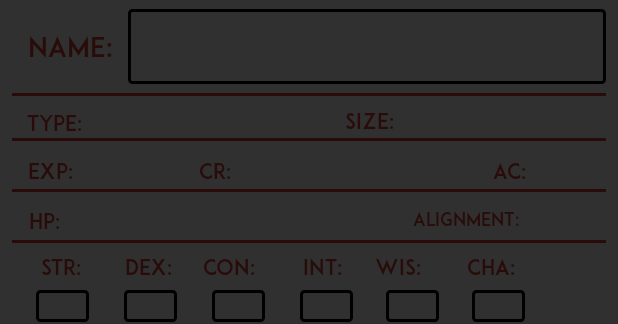
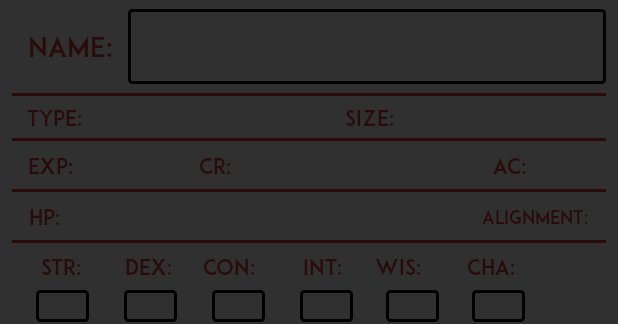
Before and after one commit to Twood76/dnd-mini, an Android app: the layout fragment_tab1.xml on its own in the app's theme, with its tools: preview values and no code run, on a phone screen of 412 x 824 dp. Shown: the top 324 px of the screen. Run offline under Robolectric (Android 15) with nearby library versions, the phone set to English and light mode, and no system bars; network calls fail; Roboto replaces fonts that are not available here.

Commit message:
Tab1 Design
Dodao alignmente u tekstualnom obliku i uredio dizajn

```diff
--- a/v0.026 - savingthrows_dizajn/DnD/app/src/main/res/layout/fragment_tab1.xml
+++ b/v0.026 - savingthrows_dizajn/DnD/app/src/main/res/layout/fragment_tab1.xml
@@ -18,7 +18,7 @@
             android:id="@+id/textView47"
             android:layout_width="78dp"
             android:layout_height="21dp"
-            android:layout_marginEnd="8dp"
+            android:layout_marginBottom="8dp"
             android:layout_marginTop="8dp"
             android:autoSizeMaxTextSize="20dp"
             android:autoSizeMinTextSize="5dp"
@@ -31,25 +31,31 @@
             android:textColor="@color/very_Dark_crimson"
             android:textSize="12sp"
             app:fontFamily="@font/adam"
+            app:layout_constraintBottom_toBottomOf="@+id/view4"
             app:layout_constraintEnd_toStartOf="@+id/alignment_monstera"
             app:layout_constraintTop_toBottomOf="@+id/view3" />
 
         <TextView
             android:id="@+id/alignment_monstera"
-            android:layout_width="38dp"
-            android:layout_height="19dp"
+            android:layout_width="wrap_content"
+            android:layout_height="wrap_content"
+            android:layout_marginBottom="8dp"
             android:layout_marginEnd="16dp"
             android:layout_marginTop="8dp"
-            android:autoSizeMaxTextSize="10dp"
-            android:autoSizeMinTextSize="25dp"
-            android:autoSizeStepGranularity="2dp"
+            android:autoSizeMaxTextSize="5sp"
+            android:autoSizeMinTextSize="3sp"
+            android:autoSizeStepGranularity="1sp"
+            android:autoSizeTextType="uniform"
             android:autoText="true"
             android:fontFamily="@font/adam"
             android:gravity="center_vertical"
+            android:maxWidth="120dp"
             android:textAlignment="center"
             android:textColor="@color/very_Dark_crimson"
             android:textSize="12sp"
+            android:textStyle="italic"
             app:fontFamily="@font/adam"
+            app:layout_constraintBottom_toBottomOf="@+id/view4"
             app:layout_constraintEnd_toEndOf="parent"
             app:layout_constraintTop_toBottomOf="@+id/view3" />
 
@@ -558,6 +564,7 @@
             android:id="@+id/textView6"
             android:layout_width="37dp"
             android:layout_height="18dp"
+            android:layout_marginBottom="8dp"
             android:layout_marginEnd="8dp"
             android:layout_marginStart="20dp"
             android:layout_marginTop="8dp"
@@ -568,6 +575,7 @@
             android:textColor="@color/very_Dark_crimson"
             android:textSize="14sp"
             app:fontFamily="@font/adam"
+            app:layout_constraintBottom_toBottomOf="@+id/view2"
             app:layout_constraintEnd_toStartOf="@+id/size_monster"
             app:layout_constraintStart_toEndOf="@+id/type_monster"
             app:layout_constraintTop_toBottomOf="@+id/view" />
@@ -576,6 +584,7 @@
             android:id="@+id/textView8"
             android:layout_width="40dp"
             android:layout_height="21dp"
+            android:layout_marginBottom="8dp"
             android:layout_marginStart="16dp"
             android:layout_marginTop="8dp"
             android:fontFamily="@font/adam"
@@ -585,6 +594,7 @@
             android:textColor="@color/very_Dark_crimson"
             android:textSize="14sp"
             app:fontFamily="@font/adam"
+            app:layout_constraintBottom_toBottomOf="@+id/view2"
             app:layout_constraintStart_toStartOf="parent"
             app:layout_constraintTop_toBottomOf="@+id/view" />
 
@@ -592,8 +602,9 @@
             android:id="@+id/textView16"
             android:layout_width="35dp"
             android:layout_height="21dp"
+            android:layout_marginBottom="8dp"
             android:layout_marginStart="16dp"
-            android:layout_marginTop="10dp"
+            android:layout_marginTop="8dp"
             android:fontFamily="@font/adam"
             android:gravity="center_vertical"
             android:text="EXP:"
@@ -601,6 +612,7 @@
             android:textColor="@color/very_Dark_crimson"
             android:textSize="14sp"
             app:fontFamily="@font/adam"
+            app:layout_constraintBottom_toBottomOf="@+id/view3"
             app:layout_constraintStart_toStartOf="parent"
             app:layout_constraintTop_toBottomOf="@+id/view2" />
 
@@ -608,8 +620,9 @@
             android:id="@+id/textView11"
             android:layout_width="25dp"
             android:layout_height="21dp"
+            android:layout_marginBottom="8dp"
             android:layout_marginStart="8dp"
-            android:layout_marginTop="10dp"
+            android:layout_marginTop="8dp"
             android:fontFamily="@font/adam"
             android:gravity="center_vertical"
             android:text="CR:"
@@ -617,6 +630,7 @@
             android:textColor="@color/very_Dark_crimson"
             android:textSize="14sp"
             app:fontFamily="@font/adam"
+            app:layout_constraintBottom_toBottomOf="@+id/view3"
             app:layout_constraintStart_toEndOf="@+id/exp_monstera"
             app:layout_constraintTop_toBottomOf="@+id/view2" />
 
@@ -713,6 +727,7 @@
             android:id="@+id/textView12"
             android:layout_width="27dp"
             android:layout_height="24dp"
+            android:layout_marginBottom="8dp"
             android:layout_marginLeft="16dp"
             android:layout_marginTop="8dp"
             android:fontFamily="@font/adam"
@@ -722,6 +737,7 @@
             android:textColor="@color/very_Dark_crimson"
             android:textSize="14sp"
             app:fontFamily="@font/adam"
+            app:layout_constraintBottom_toBottomOf="@+id/view4"
             app:layout_constraintLeft_toLeftOf="parent"
             app:layout_constraintTop_toBottomOf="@+id/view3" />
 
@@ -729,8 +745,9 @@
             android:id="@+id/textView13"
             android:layout_width="25dp"
             android:layout_height="21dp"
+            android:layout_marginBottom="8dp"
             android:layout_marginEnd="8dp"
-            android:layout_marginTop="10dp"
+            android:layout_marginTop="8dp"
             android:fontFamily="@font/adam"
             android:gravity="center_vertical"
             android:text="AC:"
@@ -738,6 +755,7 @@
             android:textColor="@color/very_Dark_crimson"
             android:textSize="14sp"
             app:fontFamily="@font/adam"
+            app:layout_constraintBottom_toBottomOf="@+id/view3"
             app:layout_constraintEnd_toStartOf="@+id/Ac_monstera"
             app:layout_constraintTop_toBottomOf="@+id/view2" />
 
@@ -745,14 +763,16 @@
             android:id="@+id/CR_monstera"
             android:layout_width="36dp"
             android:layout_height="21dp"
+            android:layout_marginBottom="8dp"
             android:layout_marginStart="8dp"
-            android:layout_marginTop="10dp"
+            android:layout_marginTop="8dp"
             android:fontFamily="@font/adam"
             android:gravity="center_vertical"
             android:textAlignment="textStart"
             android:textColor="@color/very_Dark_crimson"
             android:textSize="14sp"
             app:fontFamily="@font/adam"
+            app:layout_constraintBottom_toBottomOf="@+id/view3"
             app:layout_constraintStart_toEndOf="@+id/textView11"
             app:layout_constraintTop_toBottomOf="@+id/view2" />
 
@@ -760,7 +780,7 @@
             android:id="@+id/HP_monstera"
             android:layout_width="0dp"
             android:layout_height="21dp"
-            android:layout_marginStart="12dp"
+            android:layout_marginBottom="8dp"
             android:layout_marginTop="8dp"
             android:fontFamily="@font/adam"
             android:gravity="center_vertical"
@@ -768,6 +788,7 @@
             android:textColor="@color/very_Dark_crimson"
             android:textSize="14sp"
             app:fontFamily="@font/adam"
+            app:layout_constraintBottom_toBottomOf="@+id/view4"
             app:layout_constraintStart_toEndOf="@+id/textView12"
             app:layout_constraintTop_toBottomOf="@+id/view3" />
 
@@ -775,14 +796,16 @@
             android:id="@+id/Ac_monstera"
             android:layout_width="36dp"
             android:layout_height="21dp"
+            android:layout_marginBottom="8dp"
             android:layout_marginEnd="16dp"
-            android:layout_marginTop="10dp"
+            android:layout_marginTop="8dp"
             android:fontFamily="@font/adam"
             android:gravity="center_vertical"
             android:textAlignment="textStart"
             android:textColor="@color/very_Dark_crimson"
             android:textSize="14sp"
             app:fontFamily="@font/adam"
+            app:layout_constraintBottom_toBottomOf="@+id/view3"
             app:layout_constraintEnd_toEndOf="parent"
             app:layout_constraintTop_toBottomOf="@+id/view2" />
 
@@ -882,22 +905,22 @@
             android:layout_height="21dp"
             android:layout_marginBottom="8dp"
             android:layout_marginStart="8dp"
-            android:layout_marginTop="10dp"
+            android:layout_marginTop="8dp"
             android:fontFamily="@font/adam"
             android:gravity="center_vertical"
             android:textAlignment="textStart"
             android:textColor="@color/very_Dark_crimson"
             android:textSize="14sp"
             app:fontFamily="@font/adam"
-            app:layout_constraintBottom_toTopOf="@+id/view3"
+            app:layout_constraintBottom_toBottomOf="@+id/view3"
             app:layout_constraintStart_toEndOf="@+id/textView16"
-            app:layout_constraintTop_toBottomOf="@+id/view2"
-            app:layout_constraintVertical_bias="0.0" />
+            app:layout_constraintTop_toBottomOf="@+id/view2" />
 
         <TextView
             android:id="@+id/type_monster"
             android:layout_width="119dp"
             android:layout_height="20dp"
+            android:layout_marginBottom="8dp"
             android:layout_marginStart="8dp"
             android:layout_marginTop="8dp"
             android:fontFamily="@font/adam"
@@ -906,6 +929,7 @@
             android:textColor="@color/very_Dark_crimson"
             android:textSize="14sp"
             app:fontFamily="@font/adam"
+            app:layout_constraintBottom_toBottomOf="@+id/view2"
             app:layout_constraintStart_toEndOf="@+id/textView8"
             app:layout_constraintTop_toBottomOf="@+id/view" />
 
@@ -913,6 +937,7 @@
             android:id="@+id/size_monster"
             android:layout_width="99dp"
             android:layout_height="19dp"
+            android:layout_marginBottom="8dp"
             android:layout_marginEnd="16dp"
             android:layout_marginTop="8dp"
             android:fontFamily="@font/adam"
@@ -921,6 +946,7 @@
             android:textColor="@color/very_Dark_crimson"
             android:textSize="14sp"
             app:fontFamily="@font/adam"
+            app:layout_constraintBottom_toBottomOf="@+id/view2"
             app:layout_constraintEnd_toEndOf="parent"
             app:layout_constraintTop_toBottomOf="@+id/view" />
 
```
Also changed, not shown: v0.026 - savingthrows_dizajn/DnD/app/src/main/java/com/example/josippc/dm_my_dnd/SingleMonsterPregled.java (+20 -1 lines), v0.026 - savingthrows_dizajn/DnD/app/src/main/java/com/example/josippc/dm_my_dnd/Tab1.java (+58 -4 lines).
